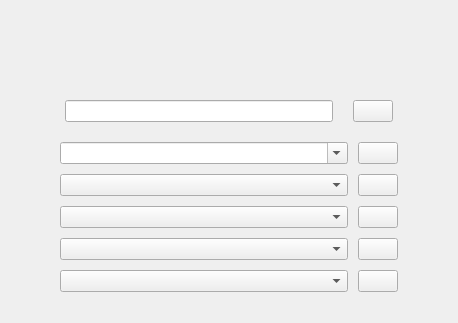
Above: ui/t_b_ho.ui from RaphCucul/Image-registration-GUI before the change. Below: the same form after it.
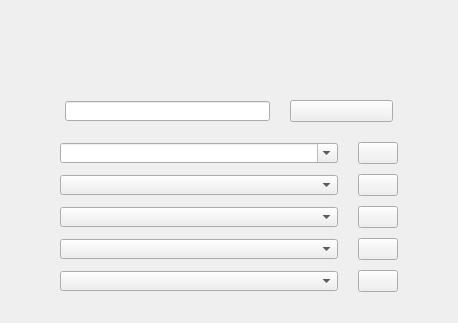
That is the form after the change.

Patch:
```diff
--- a/ui/t_b_ho.ui
+++ b/ui/t_b_ho.ui
@@ -52,7 +52,7 @@
     </widget>
    </item>
    <item>
-    <layout class="QHBoxLayout" name="horizontalLayout" stretch="1,2">
+    <layout class="QHBoxLayout" name="horizontalLayout" stretch="2,1">
      <property name="spacing">
       <number>20</number>
      </property>
@@ -76,6 +76,12 @@
          <verstretch>0</verstretch>
         </sizepolicy>
        </property>
+       <property name="maximumSize">
+        <size>
+         <width>400</width>
+         <height>20</height>
+        </size>
+       </property>
       </widget>
      </item>
      <item>
@@ -86,6 +92,12 @@
          <verstretch>0</verstretch>
         </sizepolicy>
        </property>
+       <property name="maximumSize">
+        <size>
+         <width>150</width>
+         <height>25</height>
+        </size>
+       </property>
        <property name="text">
         <string/>
        </property>
@@ -95,17 +107,41 @@
    </item>
    <item>
     <layout class="QGridLayout" name="gridLayout" columnstretch="1,0,0">
-     <property name="spacing">
+     <property name="horizontalSpacing">
+      <number>20</number>
+     </property>
+     <property name="verticalSpacing">
       <number>10</number>
      </property>
      <item row="1" column="0">
-      <widget class="QComboBox" name="Combo_savingVideo"/>
+      <widget class="QComboBox" name="Combo_savingVideo">
+       <property name="maximumSize">
+        <size>
+         <width>400</width>
+         <height>20</height>
+        </size>
+       </property>
+      </widget>
      </item>
      <item row="3" column="0">
-      <widget class="QComboBox" name="Combo_VideoDataSave"/>
+      <widget class="QComboBox" name="Combo_VideoDataSave">
+       <property name="maximumSize">
+        <size>
+         <width>400</width>
+         <height>20</height>
+        </size>
+       </property>
+      </widget>
      </item>
      <item row="4" column="0">
-      <widget class="QComboBox" name="Combo_FrangiParams"/>
+      <widget class="QComboBox" name="Combo_FrangiParams">
+       <property name="maximumSize">
+        <size>
+         <width>400</width>
+         <height>20</height>
+        </size>
+       </property>
+      </widget>
      </item>
      <item row="0" column="0">
       <widget class="QComboBox" name="Combo_videoPath">
@@ -123,8 +159,8 @@
        </property>
        <property name="maximumSize">
         <size>
-         <width>16777215</width>
-         <height>16777215</height>
+         <width>400</width>
+         <height>20</height>
         </size>
        </property>
        <property name="styleSheet">
@@ -233,6 +269,12 @@
      </item>
      <item row="2" column="0">
       <widget class="QComboBox" name="Combo_VideoDataLoad">
+       <property name="maximumSize">
+        <size>
+         <width>400</width>
+         <height>20</height>
+        </size>
+       </property>
        <property name="editable">
         <bool>false</bool>
        </property>
```
Left out of the diff: 28 changed lines with no effect on the pictures.
